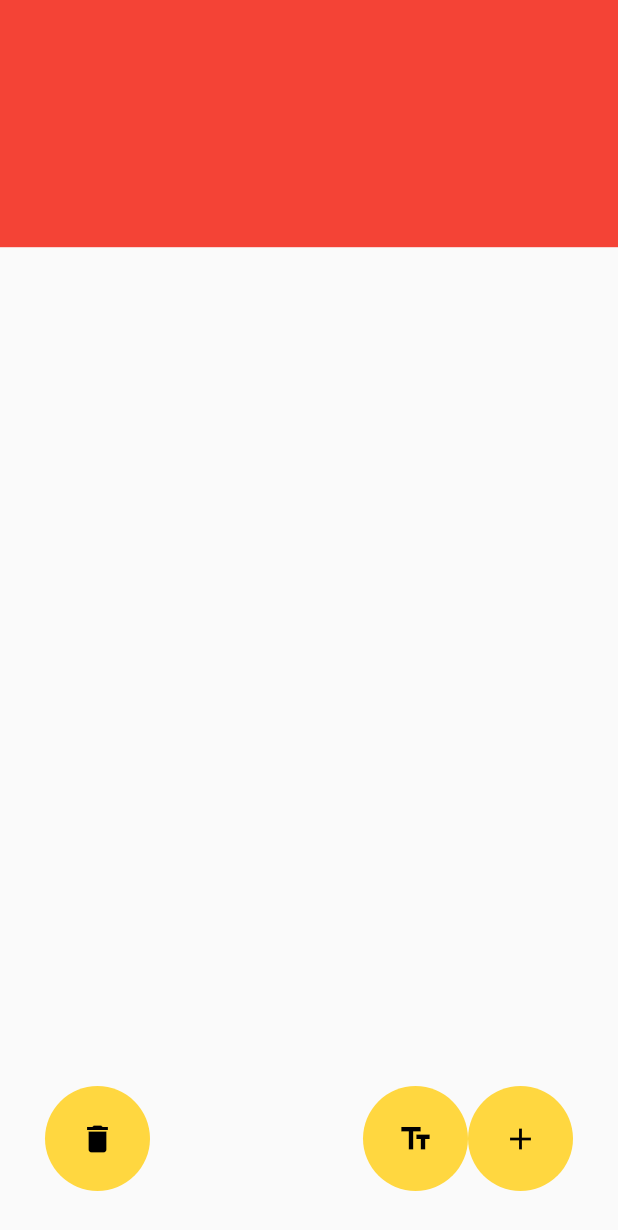
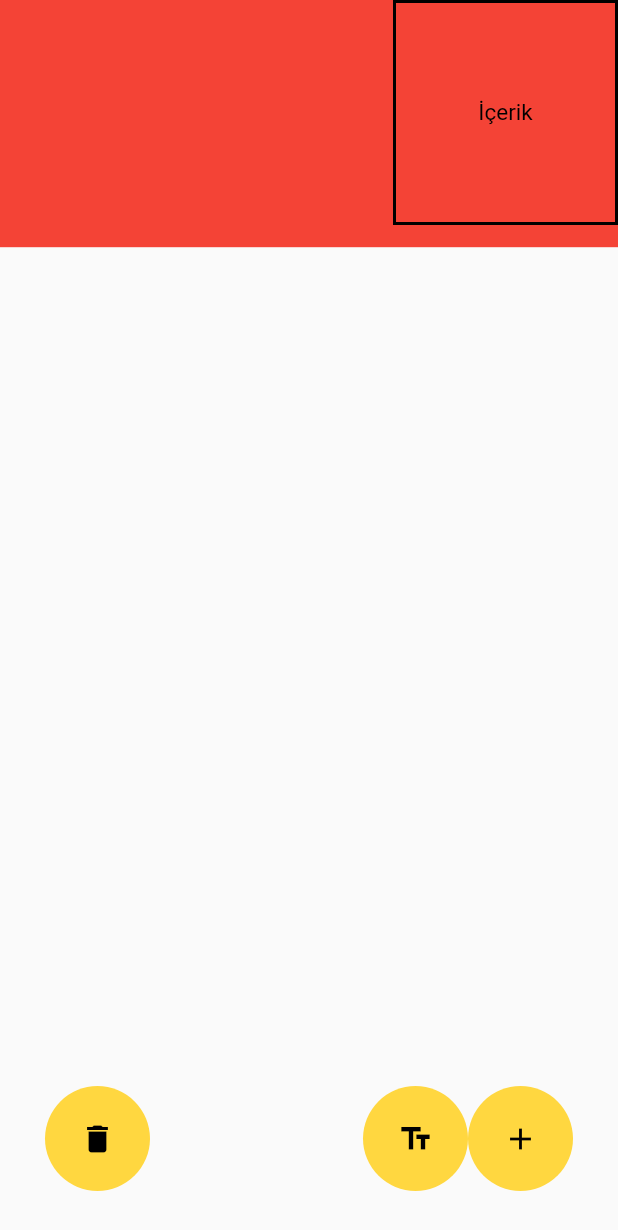
Before and after one commit to ibrahimsezer/Draggable_Interaction, a Flutter app: the screen it shows after launch, on a phone screen of 412 x 824 dp. Shown: the top 1230 px of the screen. Run offline on Flutter 3.47's test engine with Material 2 defaults, Android fonts, the phone set to English and light mode, and no system bars.

Commit message:
Resizeable widget created

```diff
--- a/lib/draggable_widget.dart
+++ b/lib/draggable_widget.dart
@@ -1,5 +1,6 @@
 import 'dart:math';
 
+import 'package:flutter/gestures.dart';
 import 'package:flutter/material.dart';
 
 double globalPosX = 0;
@@ -7,6 +8,13 @@ double globalPosY = 0;
 double posX = 0;
 double posY = 0;
 Key globalKey = const Key("");
+
+double containerWidth = 150; // Başlangıç genişliği
+double containerHeight = 150; // Başlangıç yüksekliği
+double containerLeft = 0; // X pozisyonu
+double containerTop = 0; // Y pozisyonu
+bool isResizing = false;
+Offset startPosition = Offset.zero;
 
 class PageDraggable extends StatefulWidget {
   const PageDraggable({super.key});
@@ -32,16 +40,87 @@ class _PageDraggableState extends State<PageDraggable> {
                 height: areaH * 0.2, width: areaW, color: Colors.red)),
         ...widgets,
 
-        ///Create Widget
+        ///Create Widget Button
         createWidget,
 
-        ///Create Text
+        ///Create Text Button
         createTextWidget(context),
 
         ///Delete Button
         deleteWidget,
+        ///Resizeable Widget
+        resizeableWidget
       ]),
     );
+  }
+
+  Positioned get resizeableWidget {
+    return Positioned(
+        top: globalPosY,
+        right: globalPosX,
+        child: GestureDetector(
+          onPanStart: (details) {
+            if (details.localPosition.dx >= containerWidth - 20 &&
+                details.localPosition.dy >= containerHeight - 20) {
+              setState(() {
+                isResizing = true;
+                startPosition = details.localPosition;
+              });
+            }
+          },
+          onPanUpdate: (details) {
+            if (isResizing) {
+              setState(() {
+                if (containerWidth >= 50 && containerHeight >= 50) {
+                  double dx = details.localPosition.dx - startPosition.dx;
+                  double dy = details.localPosition.dy - startPosition.dy;
+                  containerWidth += dx;
+                  containerHeight += dy;
+                  startPosition = details.localPosition;
+                } else {
+                  containerHeight += 51;
+                  containerWidth += 51;
+                }
+              });
+            }
+          },
+          onPanEnd: (details) {
+            setState(() {
+              isResizing = false;
+            });
+          },
+          child: Draggable(
+            feedback: SizedBox(),
+            onDragUpdate: (details) {
+              setState(() {isResizing = false;
+                posX = details.globalPosition.dx;
+                posY = details.globalPosition.dy;
+
+                globalPosX = posX;
+                globalPosY = posY;
+              });
+            },
+            child: Container(
+              width: containerWidth,
+              height: containerHeight,
+              margin: EdgeInsets.only(left: containerLeft, top: containerTop),
+              decoration: BoxDecoration(
+                border: Border.all(width: 2, color: Colors.black),
+              ),
+              child: const Center(
+                child: Text(
+                  "İçerik",
+                  style: TextStyle(
+                    color: Colors.black,
+                    fontSize: 15,
+                    decoration: TextDecoration.none,
+                  ),
+                ),
+              ),
+            ),
+          ),
+        ),
+      );
   }
 
   Positioned get deleteWidget {
```
